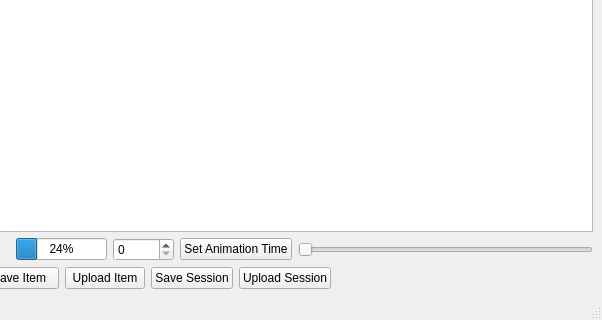
The window that ui/mainwindow.ui (nuigroup/tuio-simulator) describes before a commit, drawn with Qt 5; both pictures show x 298 to 900 and y 309 to 629 of the 900 by 629 pixel window.
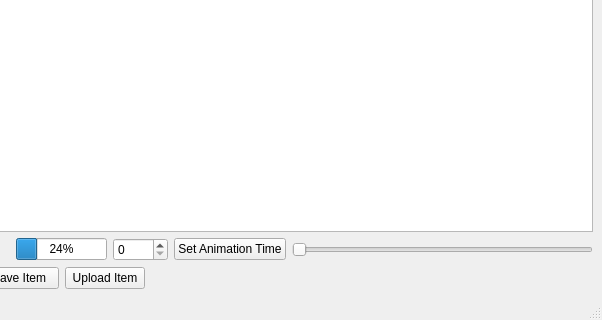
The same window after the commit. Icons and pictures are not drawn.

Commit message: Items and sessions can be saved and uploaded by XML files

```diff
--- a/ui/mainwindow.ui
+++ b/ui/mainwindow.ui
@@ -32,7 +32,7 @@
     </rect>
    </property>
    <layout class="QGridLayout" name="gridLayout" >
-    <item row="0" column="0" colspan="12" >
+    <item row="0" column="0" colspan="10" >
      <widget class="QGraphicsView" name="view" >
       <property name="cursor" stdset="0" >
        <cursorShape>PointingHandCursor</cursorShape>
@@ -84,14 +84,14 @@
       </property>
      </widget>
     </item>
-    <item row="1" column="8" colspan="2" >
+    <item row="1" column="8" >
      <widget class="QPushButton" name="setAnimationTimeButton" >
       <property name="text" >
        <string>Set Animation Time</string>
       </property>
      </widget>
     </item>
-    <item row="1" column="10" colspan="2" >
+    <item row="1" column="9" >
      <widget class="QSlider" name="animationSlider" >
       <property name="cursor" >
        <cursorShape>PointingHandCursor</cursorShape>
@@ -123,7 +123,7 @@
      </widget>
     </item>
     <item row="2" column="3" colspan="2" >
-     <widget class="QPushButton" name="saveProfileButton" >
+     <widget class="QPushButton" name="saveItemButton" >
       <property name="text" >
        <string>Save Item</string>
       </property>
@@ -136,21 +136,7 @@
       </property>
      </widget>
     </item>
-    <item row="2" column="7" colspan="2" >
-     <widget class="QPushButton" name="pushButton" >
-      <property name="text" >
-       <string>Save Session</string>
-      </property>
-     </widget>
-    </item>
-    <item row="2" column="9" colspan="2" >
-     <widget class="QPushButton" name="pushButton_2" >
-      <property name="text" >
-       <string>Upload Session</string>
-      </property>
-     </widget>
-    </item>
-    <item row="2" column="11" >
+    <item row="2" column="7" colspan="3" >
      <spacer name="horizontalSpacer" >
       <property name="orientation" >
        <enum>Qt::Horizontal</enum>
```
The commit also changes 33 other files.
